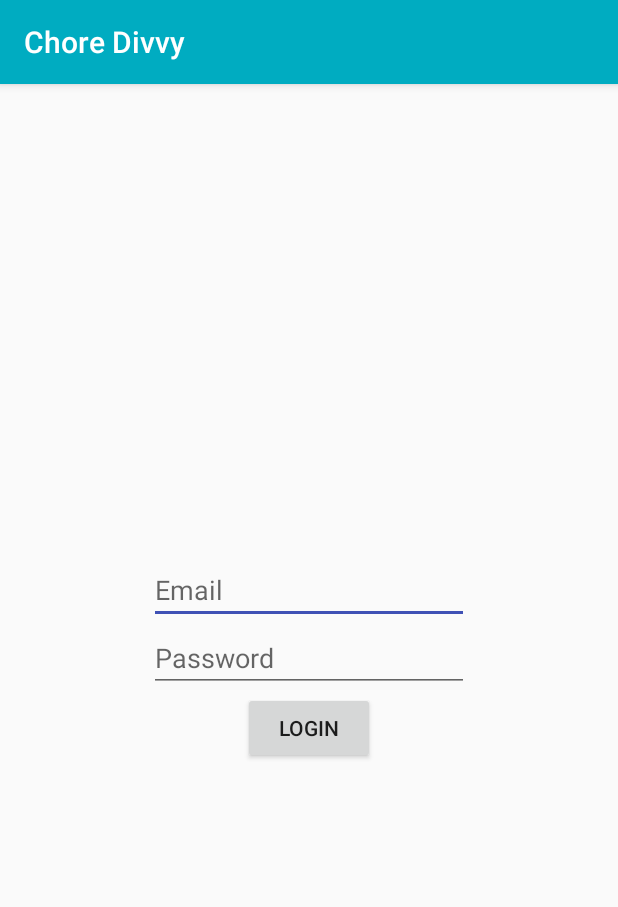
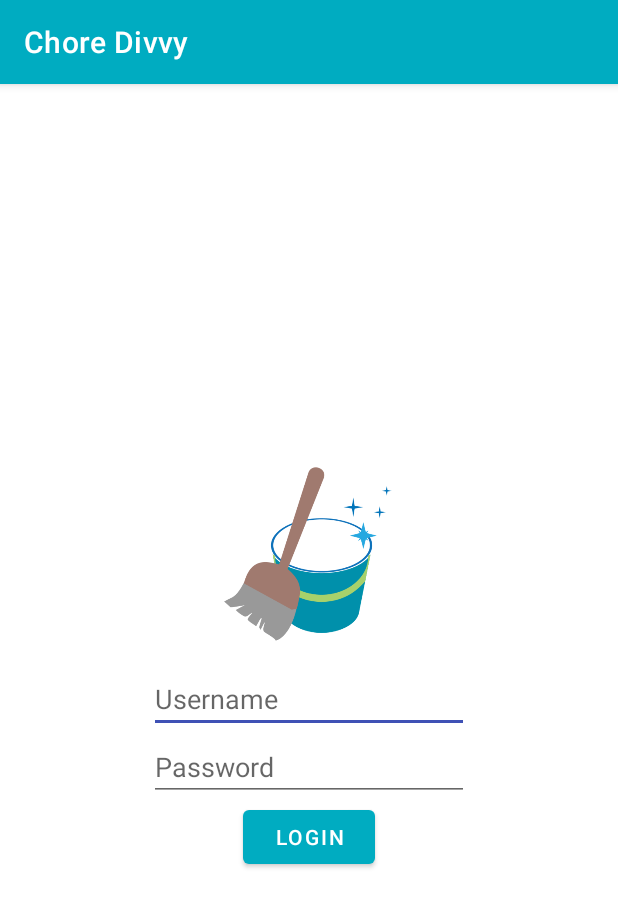
Before and after one commit to Doug2D2/chore-divvy-android, an Android app: the screen it shows after launch (MainActivity), on a phone screen of 412 x 824 dp. Shown: the top 907 px of the screen. Run offline under Robolectric (Android 15) with nearby library versions, the phone set to English and light mode, and no system bars; our stand-ins replace Room's generated code, Timber, data binding.

Commit message:
Working on Android login fragment

```diff
--- a/app/build.gradle
+++ b/app/build.gradle
@@ -76,4 +76,7 @@ dependencies {
     implementation "com.squareup.moshi:moshi:$moshi_version"
     implementation "com.squareup.moshi:moshi-kotlin:$moshi_version"
     kapt "com.squareup.moshi:moshi-kotlin-codegen:$moshi_version"
+
+    // material design components
+    implementation 'com.google.android.material:material:1.1.0-alpha04'
 }
--- a/app/src/main/AndroidManifest.xml
+++ b/app/src/main/AndroidManifest.xml
@@ -1,6 +1,8 @@
 <?xml version="1.0" encoding="utf-8"?>
 <manifest xmlns:android="http://schemas.android.com/apk/res/android"
     package="com.doug2d2.chore_divvy_android">
+
+    <uses-permission android:name="android.permission.INTERNET" />
 
     <application
         android:name=".ChoreDivvyApplication"
@@ -9,7 +11,8 @@
         android:label="@string/app_name"
         android:roundIcon="@mipmap/ic_launcher_round"
         android:supportsRtl="true"
-        android:theme="@style/AppTheme">
+        android:theme="@style/AppTheme"
+        android:networkSecurityConfig="@xml/network_security_config">
         <activity android:name=".MainActivity">
             <intent-filter>
                 <action android:name="android.intent.action.MAIN" />
--- a/app/src/main/java/com/doug2d2/chore_divvy_android/repository/UserRepository.kt
+++ b/app/src/main/java/com/doug2d2/chore_divvy_android/repository/UserRepository.kt
@@ -2,13 +2,15 @@ package com.doug2d2.chore_divvy_android.repository
 
 import com.doug2d2.chore_divvy_android.database.ChoreDivvyDatabase
 import com.doug2d2.chore_divvy_android.network.ChoreDivvyNetwork
+import com.doug2d2.chore_divvy_android.network.LoginRequest
 import kotlinx.coroutines.Dispatchers
 import kotlinx.coroutines.withContext
 
 class UserRepository(private val database: ChoreDivvyDatabase) {
-    suspend fun login() {
+    suspend fun login(username: String, password: String) {
         withContext(Dispatchers.IO) {
-            ChoreDivvyNetwork.choreDivvy.login().await()
+            val req = LoginRequest(username, password)
+            ChoreDivvyNetwork.choreDivvy.login(req).await()
         }
     }
 }
--- a/app/src/main/java/com/doug2d2/chore_divvy_android/user/LoginFragment.kt
+++ b/app/src/main/java/com/doug2d2/chore_divvy_android/user/LoginFragment.kt
@@ -5,8 +5,13 @@ import androidx.fragment.app.Fragment
 import android.view.LayoutInflater
 import android.view.View
 import android.view.ViewGroup
+import android.widget.EditText
+import androidx.databinding.DataBindingUtil
+import androidx.lifecycle.ViewModelProviders
 
 import com.doug2d2.chore_divvy_android.R
+import com.doug2d2.chore_divvy_android.database.ChoreDivvyDatabase
+import com.doug2d2.chore_divvy_android.databinding.FragmentLoginBinding
 
 // TODO: Rename parameter arguments, choose names that match
 // the fragment initialization parameters, e.g. ARG_ITEM_NUMBER
@@ -19,43 +24,24 @@ private const val ARG_PARAM2 = "param2"
  * create an instance of this fragment.
  */
 class LoginFragment : Fragment() {
-    // TODO: Rename and change types of parameters
-    private var param1: String? = null
-    private var param2: String? = null
-
     override fun onCreate(savedInstanceState: Bundle?) {
         super.onCreate(savedInstanceState)
-        arguments?.let {
-            param1 = it.getString(ARG_PARAM1)
-            param2 = it.getString(ARG_PARAM2)
-        }
     }
 
     override fun onCreateView(
         inflater: LayoutInflater, container: ViewGroup?,
         savedInstanceState: Bundle?
     ): View? {
-        // Inflate the layout for this fragment
-        return inflater.inflate(R.layout.fragment_login, container, false)
-    }
+        // Get a reference to the binding object and inflate the fragment views.
+        val binding: FragmentLoginBinding = DataBindingUtil.inflate(
+            inflater, R.layout.fragment_login, container, false)
 
-    companion object {
-        /**
-         * Use this factory method to create a new instance of
-         * this fragment using the provided parameters.
-         *
-         * @param param1 Parameter 1.
-         * @param param2 Parameter 2.
-         * @return A new instance of fragment LoginFragment.
-         */
-        // TODO: Rename and change types and number of parameters
-        @JvmStatic
-        fun newInstance(param1: String, param2: String) =
-            LoginFragment().apply {
-                arguments = Bundle().apply {
-                    putString(ARG_PARAM1, param1)
-                    putString(ARG_PARAM2, param2)
-                }
-            }
+        val application = requireNotNull(this.activity).application
+        val viewModelFactory = LoginViewModelFactory(application)
+        val loginViewModel = ViewModelProviders.of(
+            this, viewModelFactory).get(LoginViewModel::class.java)
+        binding.viewModel = loginViewModel
+
+        return binding.root
     }
 }
--- a/app/src/main/res/layout/fragment_login.xml
+++ b/app/src/main/res/layout/fragment_login.xml
@@ -1,31 +1,54 @@
 <?xml version="1.0" encoding="utf-8"?>
-<LinearLayout xmlns:android="http://schemas.android.com/apk/res/android"
-    xmlns:tools="http://schemas.android.com/tools"
+<layout xmlns:android="http://schemas.android.com/apk/res/android"
+    xmlns:app="http://schemas.android.com/apk/res-auto"
+    xmlns:tools="http://schemas.android.com/tools">
+
+    <data>
+        <variable
+            name="viewModel"
+            type="com.doug2d2.chore_divvy_android.user.LoginViewModel" />
+    </data>
+
+    <LinearLayout
         android:layout_width="match_parent"
         android:layout_height="match_parent"
         android:gravity="center_horizontal|center_vertical"
         android:orientation="vertical"
         tools:context=".user.LoginFragment">
 
+        <ImageView
+            android:id="@+id/imageView"
+            android:layout_width="match_parent"
+            android:layout_height="145dp"
+            app:srcCompat="@drawable/logo"
+            android:contentDescription="@string/logo_description"/>
+
         <EditText
-        android:id="@+id/editText"
+            android:id="@+id/usernameEditText"
             android:layout_width="wrap_content"
             android:layout_height="wrap_content"
             android:ems="10"
-        android:hint="Email"
-        android:inputType="textEmailAddress" />
+            android:hint="@string/username_edit_hint"
+            android:autofillHints="username"
+            android:inputType="textEmailAddress"
+            android:text="@={viewModel.username}"/>
 
         <EditText
-        android:id="@+id/editText2"
+            android:id="@+id/passwordEditText"
             android:layout_width="wrap_content"
             android:layout_height="wrap_content"
             android:ems="10"
-        android:hint="Password"
-        android:inputType="textPassword" />
+            android:hint="@string/password_edit_hint"
+            android:importantForAutofill="no"
+            android:inputType="textPassword"
+            android:text="@={viewModel.password}"/>
 
         <Button
-        android:id="@+id/button2"
+            android:id="@+id/loginButton"
             android:layout_width="wrap_content"
             android:layout_height="wrap_content"
-        android:text="Login" />
+            android:text="@string/login_button_text"
+            android:onClick="@{() -> viewModel.onLogin()}"/>
+
     </LinearLayout>
+</layout>
--- a/app/src/main/res/values/strings.xml
+++ b/app/src/main/res/values/strings.xml
@@ -1,6 +1,7 @@
 <resources>
     <string name="app_name">Chore Divvy</string>
-
-    <!-- TODO: Remove or change this placeholder text -->
-    <string name="hello_blank_fragment">Hello blank fragment</string>
+    <string name="logo_description">Chore Divvy logo</string>
+    <string name="username_edit_hint">Username</string>
+    <string name="password_edit_hint">Password</string>
+    <string name="login_button_text">Login</string>
 </resources>
--- a/app/src/main/res/values/styles.xml
+++ b/app/src/main/res/values/styles.xml
@@ -1,7 +1,7 @@
 <resources>
 
     <!-- Base application theme. -->
-    <style name="AppTheme" parent="Theme.AppCompat.Light.DarkActionBar">
+    <style name="AppTheme" parent="Theme.MaterialComponents.Light.DarkActionBar">
         <!-- Customize your theme here. -->
         <item name="colorPrimary">@color/colorPrimary</item>
         <item name="colorPrimaryDark">@color/colorPrimaryDark</item>
--- /dev/null
+++ b/app/src/main/res/xml/network_security_config.xml
@@ -0,0 +1,6 @@
+<?xml version="1.0" encoding="utf-8"?>
+<network-security-config>
+    <domain-config cleartextTrafficPermitted="true">
+        <domain includeSubdomains="true">10.0.2.2</domain>
+    </domain-config>
+</network-security-config>
```
Also changed, not shown: app/src/main/java/com/doug2d2/chore_divvy_android/network/Service.kt (+7 -2 lines), app/src/main/java/com/doug2d2/chore_divvy_android/user/LoginViewModel.kt (+19 -2 lines), app/src/main/res/drawable-v24/logo.png (added). Lines whose indentation alone changed are shown as unchanged.
